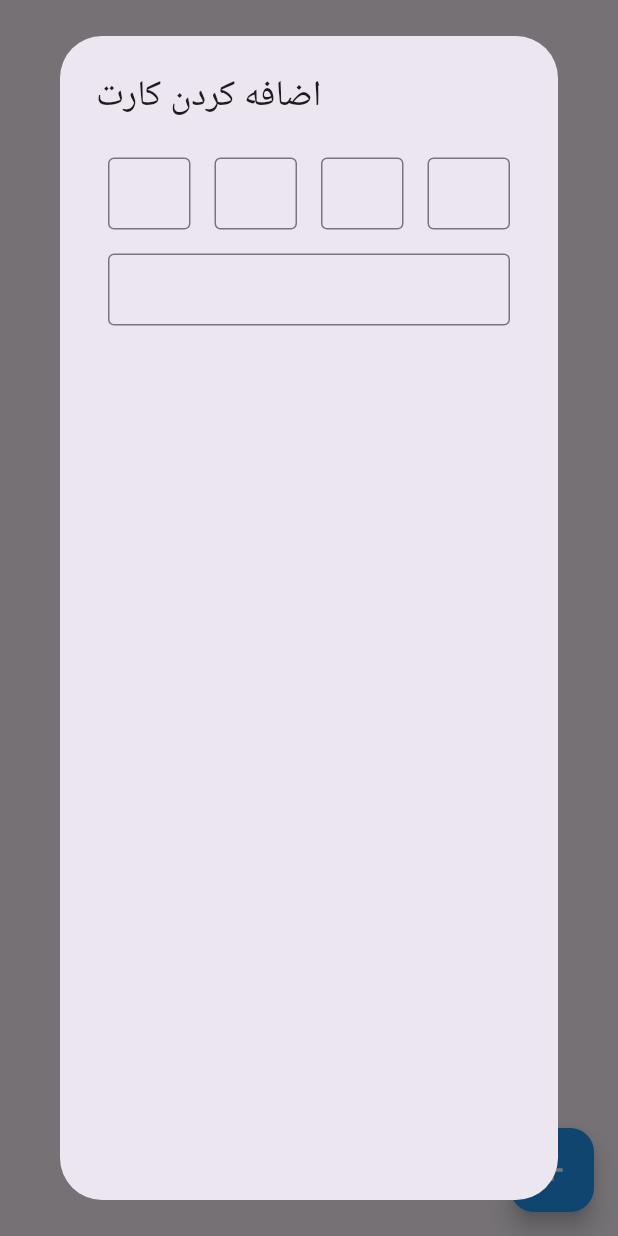
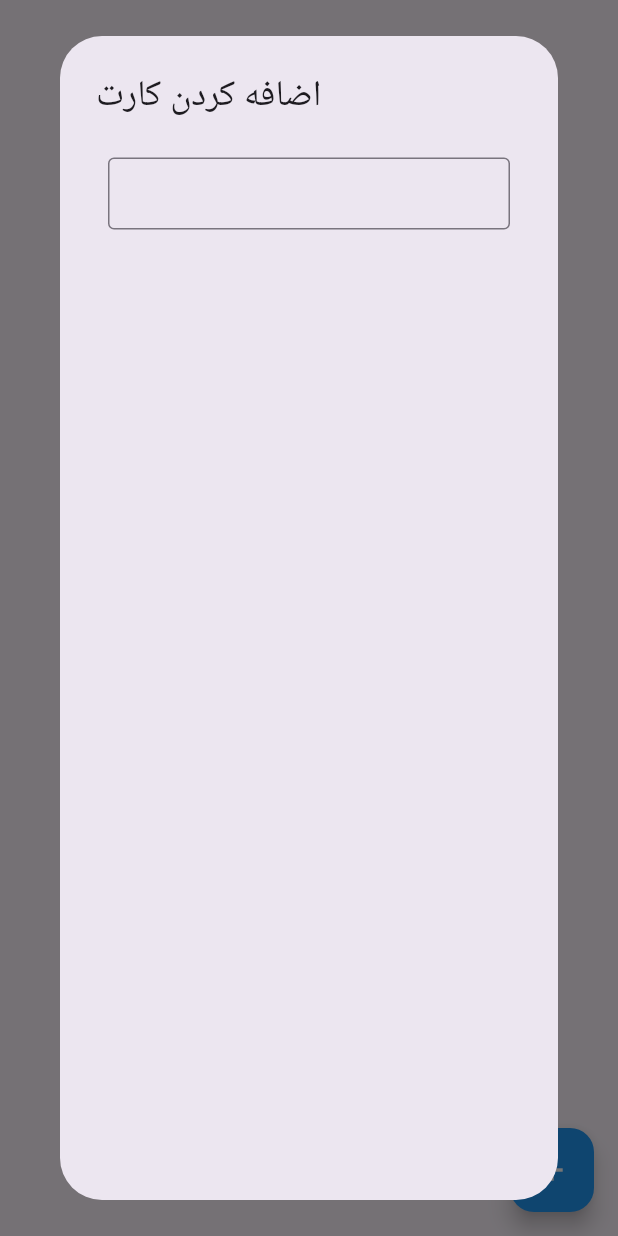
Before and after one commit to mahdiabbasi2284/manage_card, a Flutter app: the ForTest screen opened directly, after a tap on the "add" icon, on a phone screen of 412 x 824 dp. Run offline on Flutter 3.47's test engine with Material 3 defaults, Android fonts, the phone set to English and light mode, and no system bars.

Commit message:
new face

```diff
--- a/lib/for_test.dart
+++ b/lib/for_test.dart
@@ -1,6 +1,7 @@
-import 'dart:js';
+import 'package:flutter/material.dart';
+import 'package:flutter/services.dart';
+import 'package:flutter/services.dart';
 
-import 'package:flutter/material.dart';
 
 class ForTest extends StatefulWidget {
   const ForTest({super.key});
@@ -26,11 +27,13 @@ class _ForTestState extends State<ForTest> {
               onPressed: () {
                 showDialogWithPage(context);
               },
-                child: Icon(Icons.add,color: Colors.white,),
+              child: const Icon(
+                Icons.add,
+                color: Colors.white,
               ),
             ),
-        body: Container()
           ),
+          body: Container()),
     );
   }
 }
@@ -40,10 +43,10 @@ void showDialogWithPage(BuildContext context) {
     context: context,
     builder: (BuildContext context) {
       return AlertDialog(
-        title: Text('اضافه کردن کارت'),
+        title: const Text('اضافه کردن کارت'),
         content: Builder(
           builder: (BuildContext context) {
-            return Container(
+            return SizedBox(
               width: 500,
               child: Column(
                 children: [
@@ -55,6 +58,10 @@ void showDialogWithPage(BuildContext context) {
                           padding: const EdgeInsets.all(8),
                           child: TextFormField(
                             textAlign: TextAlign.center,
+                            // inputFormatters: [
+                            //   FilteringTextInputFormatter.digitsOnly,
+                            //   _CardNumberFormatter()
+                            // ],
                             controller: cardNumberController1,
                             keyboardType: TextInputType.number,
                             decoration: const InputDecoration(
@@ -62,98 +69,10 @@ void showDialogWithPage(BuildContext context) {
                               labelText: '',
                               border: OutlineInputBorder(),
                             ),
-                            onChanged: (value) {
-                              if (value.length == 4) {
-                                FocusScope.of(context).nextFocus();
-                              }
-                            },
-                          ),
-                        ),
-                      ),
-                      Expanded(
-                          child: Container(
-                            width: double.infinity,
-                            padding: const EdgeInsets.all(8),
-                            child: TextFormField(
-                              textAlign: TextAlign.center,
-                              controller: cardNumberController2,
-                              keyboardType: TextInputType.number,
-                              decoration: const InputDecoration(
-                                contentPadding: EdgeInsets.fromLTRB(2, 1, 2, 1),
-                                labelText: '',
-                                border: OutlineInputBorder(),
-                              ),
-                              onChanged: (value) {
-                                if (value.length == 4) {
-                                  FocusScope.of(context).nextFocus();
-                                }
-                              },
-                            ),
-                          ),
-                        ),
-                        Expanded(
-                          child: Container(
-                            width: double.infinity,
-                            padding: const EdgeInsets.all(8),
-                            child: TextFormField(
-                              textAlign: TextAlign.center,
-                              controller: cardNumberController3,
-                              keyboardType: TextInputType.number,
-                              decoration: const InputDecoration(
-                                contentPadding: EdgeInsets.fromLTRB(2, 1, 2, 1),
-                                labelText: '',
-                                border: OutlineInputBorder(),
-                              ),
-                              onChanged: (value) {
-                                if (value.length == 4) {
-                                  FocusScope.of(context).nextFocus();
-                                }
-                              },
-                            ),
-                          ),
-                        ),
-                        Expanded(
-                          child: Container(
-                            width: double.infinity,
-                            padding: const EdgeInsets.all(8),
-                            child: TextFormField(
-                              textAlign: TextAlign.center,
-                              controller: cardNumberController4,
-                              keyboardType: TextInputType.number,
-                              decoration: const InputDecoration(
-                                contentPadding: EdgeInsets.fromLTRB(2, 1, 2, 1),
-                                labelText: '',
-                                border: OutlineInputBorder(),
-                              ),
-                              onChanged: (value) {
-                                if (value.length == 4) {
-                                  FocusScope.of(context).nextFocus();
-                                }
-                              },
                           ),
                         ),
                       ),
                     ],
-                  ),
-                  Expanded(
-                        child: Container(
-                          width: double.infinity,
-                          padding: const EdgeInsets.all(8),
-                          child: TextFormField(
-                            textAlign: TextAlign.center,
-                            controller: cardNumberController2,
-                            keyboardType: TextInputType.number,
-                            decoration: const InputDecoration(
-                              contentPadding: EdgeInsets.fromLTRB(2, 1, 2, 1),
-                              border: OutlineInputBorder(),
-                            ),
-                            onChanged: (value) {
-                              if (value.length == 4) {
-                                FocusScope.of(context).nextFocus();
-                              }
-                            },
-                          ),
-                        ),
                   ),
                 ],
               ),
@@ -164,3 +83,29 @@ void showDialogWithPage(BuildContext context) {
     },
   );
 }
+
+// class _CardNumberFormatter extends TextInputFormatter {
+//   @override
+//   TextEditingValue formatEditUpdate(
+//     TextEditingValue oldValue,
+//     TextEditingValue newValue,
+//   ) {
+//     String text = newValue.text.replaceAll(RegExp(r'\D'), '');
+//     int spaceCount = (text.length / 4).floor();
+//     int offset = 0;
+
+//     for (int i = 0; i < spaceCount; i++) {
+//       if ((i * 4 + offset) < text.length) {
+//         text = text.replaceRange(i * 4 + offset, i * 4 + offset, '-');
+//         offset++;
+//       }
+//     }
+
+//     return newValue.copyWith(
+//       text: text,
+//       selection: TextSelection.collapsed(
+//         offset: text.length,
+//       ),
+//     );
+//   }
+// }
--- a/lib/main.dart
+++ b/lib/main.dart
@@ -1,8 +1,8 @@
 
 import 'package:flutter/material.dart';
+import 'package:mange_card/card_show.dart';
 import 'package:mange_card/for_test.dart';
 
-import 'main_page.dart';
 
 void main() {
   runApp(const MyApp());
@@ -19,7 +19,7 @@ class MyApp extends StatelessWidget {
       theme: ThemeData(
         primarySwatch: Colors.purple,
       ),
-      home: const ForTest(),
+      home: const CardShow(),
     );
   }
 }
--- a/lib/main_page.dart
+++ b/lib/main_page.dart
@@ -149,7 +149,7 @@ class _MainPageState extends State<MainPage> {
               ),
               dataCards.isEmpty
                   ? const Text('not card')
-                  : Container(
+                  : SizedBox(
                 height: 500,
                 child: ListView.builder(
                   shrinkWrap: true,
@@ -182,7 +182,7 @@ class _MainPageState extends State<MainPage> {
                 right: 70,
                 child: Text(
                   formatCardNumber(dataCard.cardNumber),
-                  style: TextStyle(fontSize: 20),
+                  style: const TextStyle(fontSize: 20),
                 ),
               ),
               Positioned(
```
Also changed, not shown: lib/card_show.dart (added, +84 -0 lines). Lines whose indentation alone changed are shown as unchanged.
